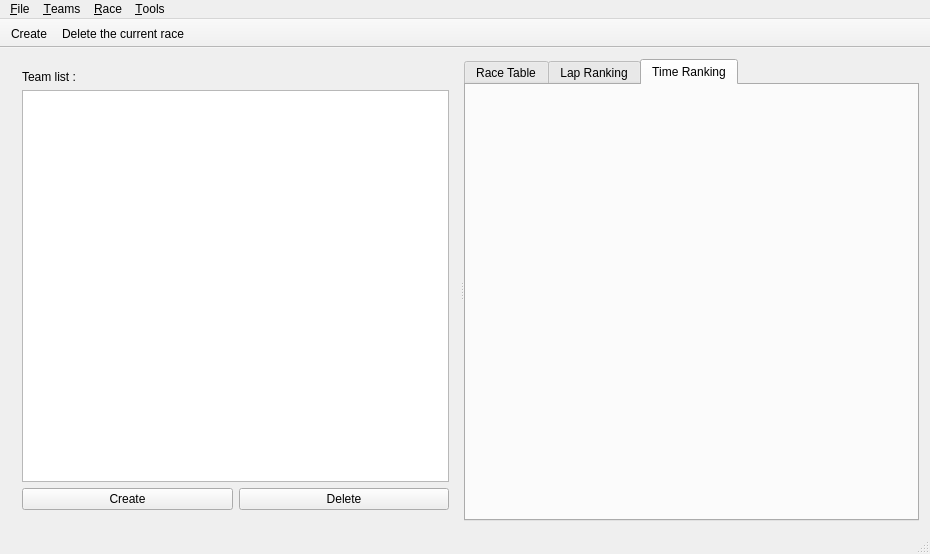
Qt form MainWindow.ui (xaviermawet/MagneeCuistax2014) before a commit.
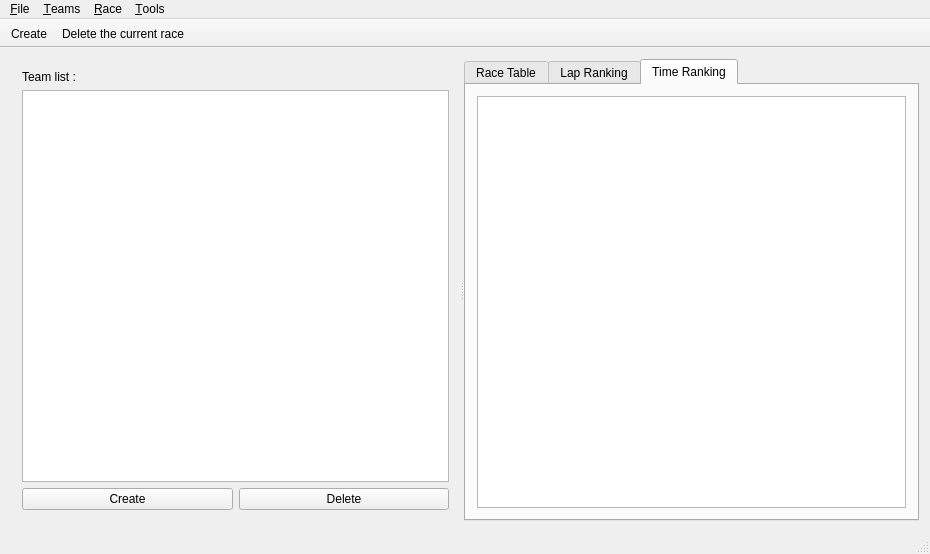
The same form after that commit. The open tabs and pages were chosen to show the change. Icons and pictures are not drawn. Custom widgets are drawn as their Qt base class.

Commit message: Added Time Ranking

```diff
--- a/MainWindow.ui
+++ b/MainWindow.ui
@@ -151,6 +151,27 @@
         <attribute name="title">
          <string>Time Ranking</string>
         </attribute>
+        <layout class="QVBoxLayout" name="verticalLayoutTabTimeRanking">
+         <item>
+          <widget class="NTableView" name="tableViewTimeRanking">
+           <property name="editTriggers">
+            <set>QAbstractItemView::NoEditTriggers</set>
+           </property>
+           <property name="alternatingRowColors">
+            <bool>true</bool>
+           </property>
+           <property name="selectionMode">
+            <enum>QAbstractItemView::SingleSelection</enum>
+           </property>
+           <property name="selectionBehavior">
+            <enum>QAbstractItemView::SelectRows</enum>
+           </property>
+           <attribute name="verticalHeaderVisible">
+            <bool>false</bool>
+           </attribute>
+          </widget>
+         </item>
+        </layout>
        </widget>
       </widget>
      </widget>
```
Left out of the diff: 3 changed lines with no effect on the pictures. The commit also changes 2 other files.
